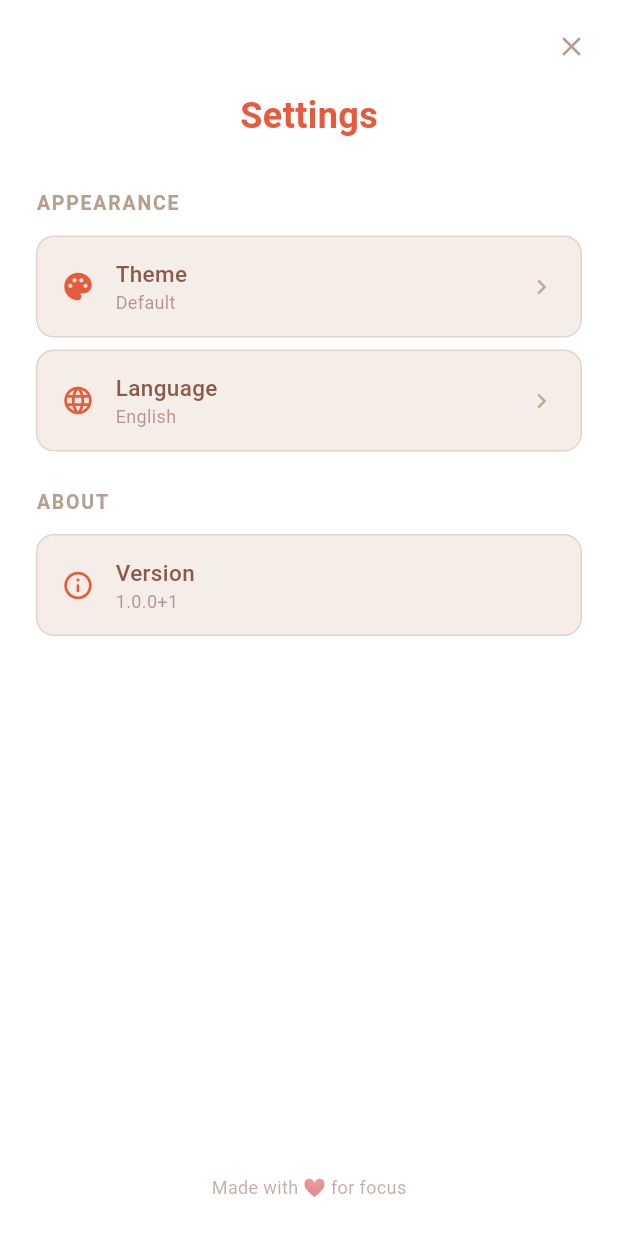
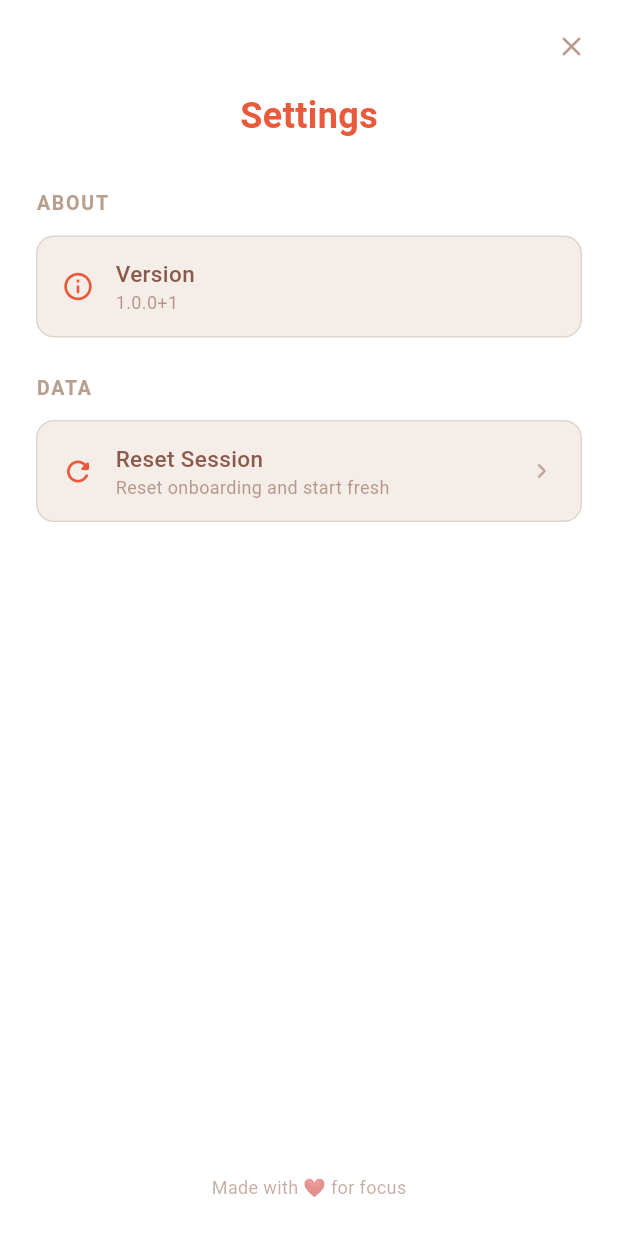
Before and after one commit to devmithunnath/timeboxai, a Flutter app: the SettingsScreen screen opened directly with empty values, on a phone screen of 412 x 824 dp. Run offline on Flutter 3.47's test engine with Material 3 defaults, Android fonts, the phone set to English and light mode, and no system bars; our stand-ins replace audioplayers, easy_localization, flutter_local_notifications, flutter_svg, sentry_flutter, shared_preferences and 1 more; missing offline and left inert: posthog_flutter, window_manager; accounts and stored records are empty; Roboto replaces fonts that are missing (.SF Pro Rounded); statements that could not run were skipped.

```diff
--- a/lib/services/analytics_service.dart
+++ b/lib/services/analytics_service.dart
@@ -252,7 +252,6 @@ class AnalyticsService {
       },
     );
   }
-}
 
   void trackOnboardingNotificationStepViewed() {
     if (kDebugMode) {
@@ -329,3 +328,4 @@ class AnalyticsService {
       },
     );
   }
+}
--- a/lib/services/localization_service.dart
+++ b/lib/services/localization_service.dart
@@ -1,4 +1,3 @@
-import 'package:easy_localization/easy_localization.dart';
 import 'package:flutter/material.dart';
 import 'package:shared_preferences/shared_preferences.dart';
 
--- a/lib/ui/language_selector_screen.dart
+++ b/lib/ui/language_selector_screen.dart
@@ -46,7 +46,7 @@ class _LanguageSelectorScreenState extends State<LanguageSelectorScreen> {
     return Container(
       margin: const EdgeInsets.symmetric(horizontal: 16, vertical: 4),
       decoration: BoxDecoration(
-        color: isSelected ? AppTheme.accent.withOpacity(0.2) : AppTheme.card,
+        color: isSelected ? AppTheme.accent.withValues(alpha: 0.2) : AppTheme.card,
         borderRadius: BorderRadius.circular(12),
         border: Border.all(
           color: isSelected ? AppTheme.accent : Colors.transparent,
--- a/lib/ui/settings_screen.dart
+++ b/lib/ui/settings_screen.dart
@@ -1,9 +1,6 @@
-import 'package:easy_localization/easy_localization.dart';
-import 'package:flutter/foundation.dart';
 import 'package:flutter/material.dart';
 import 'package:provider/provider.dart';
 import '../services/onboarding_service.dart';
-import 'language_selector_screen.dart';
 import 'theme.dart';
 import 'widgets/section_header.dart';
 import 'widgets/media_player_control.dart';
@@ -12,40 +9,6 @@ class SettingsScreen extends StatelessWidget {
   final VoidCallback onClose;
 
   const SettingsScreen({super.key, required this.onClose});
-
-  String _getCurrentLanguageName(BuildContext context) {
-    final locale = context.locale;
-    final Map<String, String> languageNames = {
-      'en': 'English',
-      'zh_Hans': '简体中文',
-      'zh_Hant': '繁體中文',
-      'ja': '日本語',
-      'de': 'Deutsch',
-      'fr': 'Français',
-      'es': 'Español',
-      'es_MX': 'Español (México)',
-      'pt_BR': 'Português (Brasil)',
-      'pt_PT': 'Português (Portugal)',
-      'hi': 'हिन्दी',
-      'ar': 'العربية',
-      'ko': '한국어',
-      'it': 'Italiano',
-      'nl': 'Nederlands',
-      'ru': 'Русский',
-      'tr': 'Türkçe',
-      'sv': 'Svenska',
-      'pl': 'Polski',
-      'id': 'Bahasa Indonesia',
-      'th': 'ไทย',
-      'vi': 'Tiếng Việt',
-    };
-
-    final key =
-        locale.countryCode != null
-            ? '${locale.languageCode}_${locale.countryCode}'
-            : locale.languageCode;
-    return languageNames[key] ?? 'English';
-  }
 
   @override
   Widget build(BuildContext context) {
@@ -60,7 +23,7 @@ class SettingsScreen extends StatelessWidget {
               children: [
                 Center(
                   child: Text(
-                    'settings.title'.tr(),
+                    'Settings',
                     style: TextStyle(
                       fontSize: 24,
                       fontWeight: FontWeight.w600,
@@ -71,31 +34,6 @@ class SettingsScreen extends StatelessWidget {
                 ),
                 const SizedBox(height: 32),
 
-                const SectionHeader(title: 'APPEARANCE'),
-                const SizedBox(height: 12),
-                _buildSettingsTile(
-                  icon: Icons.palette_rounded,
-                  title: 'Theme',
-                  subtitle: 'Default',
-                  onTap: () {},
-                ),
-                const SizedBox(height: 8),
-                _buildSettingsTile(
-                  context: context,
-                  icon: Icons.language_rounded,
-                  title: 'settings.language'.tr(),
-                  subtitle: _getCurrentLanguageName(context),
-                  onTap: () {
-                    Navigator.push(
-                      context,
-                      MaterialPageRoute(
-                        builder: (context) => const LanguageSelectorScreen(),
-                      ),
-                    );
-                  },
-                ),
-
-                const SizedBox(height: 24),
                 const SectionHeader(title: 'ABOUT'),
                 const SizedBox(height: 12),
                 _buildSettingsTile(
@@ -104,28 +42,26 @@ class SettingsScreen extends StatelessWidget {
                   subtitle: '1.0.0+1',
                 ),
 
-                if (kDebugMode) ...[
                 const SizedBox(height: 24),
-                  const SectionHeader(title: 'DEBUG'),
+                const SectionHeader(title: 'DATA'),
                 const SizedBox(height: 12),
                 _buildSettingsTile(
                   icon: Icons.refresh_rounded,
-                    title: 'Reset Onboarding',
-                    subtitle: 'Test the onboarding flow again',
+                  title: 'Reset Session',
+                  subtitle: 'Reset onboarding and start fresh',
                   onTap: () async {
                     final onboarding = context.read<OnboardingService>();
                     await onboarding.resetOnboarding();
                     if (context.mounted) {
                       ScaffoldMessenger.of(context).showSnackBar(
                         const SnackBar(
-                            content: Text('Onboarding reset! Restart the app.'),
+                          content: Text('Session reset! Restart the app.'),
                           duration: Duration(seconds: 2),
                         ),
                       );
                     }
                   },
                 ),
-                ],
 
                 const Spacer(),
 
@@ -156,7 +92,6 @@ class SettingsScreen extends StatelessWidget {
   }
 
   Widget _buildSettingsTile({
-    BuildContext? context,
     required IconData icon,
     required String title,
     String? subtitle,
```
Also changed, not shown: lib/ui/onboarding_screen.dart (+10 -4 lines), lib/ui/widgets/ant_progress_indicator.dart (+0 -53 lines), 2 other files. Lines whose indentation alone changed are shown as unchanged.
